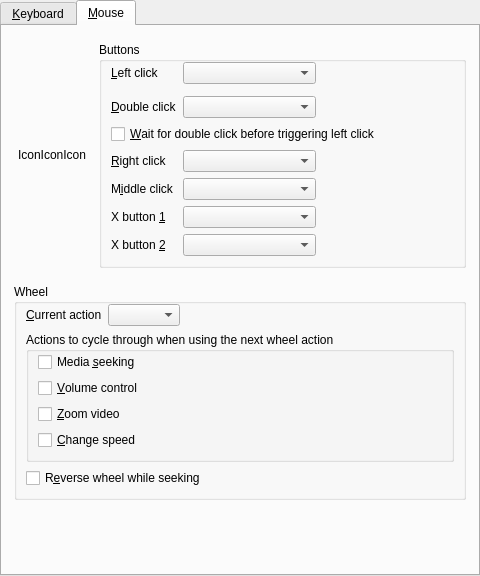
First picture: the form in src/gui/pref/input.ui, repository wilbert2000/wzplayer, before the edit.
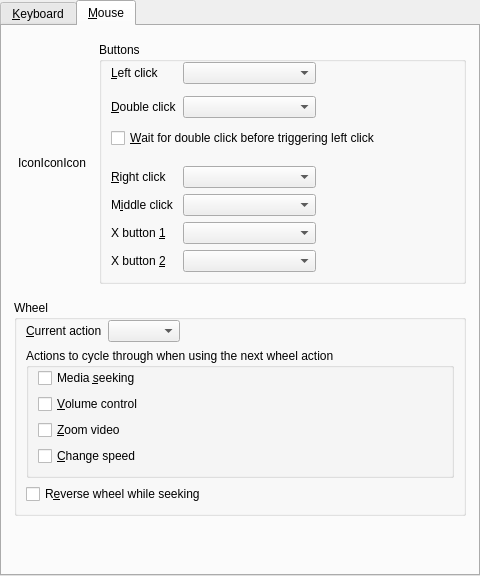
Second picture: the form after the edit. The open tabs and pages were chosen to show the change. Custom widgets are drawn as their Qt base class.

Commit message: Layout mouse tab

```diff
--- a/src/gui/pref/input.ui
+++ b/src/gui/pref/input.ui
@@ -159,7 +159,7 @@
             <property name="topMargin">
              <number>0</number>
             </property>
-            <item row="7" column="2">
+            <item row="8" column="2">
              <widget class="QComboBox" name="xbutton1_click_combo"/>
             </item>
             <item row="0" column="1">
@@ -175,7 +175,7 @@
               </property>
              </widget>
             </item>
-            <item row="5" column="2">
+            <item row="6" column="2">
              <widget class="Gui::Pref::TComboBox" name="right_click_combo">
               <property name="sizePolicy">
                <sizepolicy hsizetype="Expanding" vsizetype="Fixed">
@@ -185,7 +185,7 @@
               </property>
              </widget>
             </item>
-            <item row="5" column="1">
+            <item row="6" column="1">
              <widget class="QLabel" name="right_click_label">
               <property name="text">
                <string>&amp;Right click</string>
@@ -198,7 +198,7 @@
               </property>
              </widget>
             </item>
-            <item row="8" column="2">
+            <item row="9" column="2">
              <widget class="QComboBox" name="xbutton2_click_combo"/>
             </item>
             <item row="0" column="2">
@@ -211,7 +211,7 @@
               </property>
              </widget>
             </item>
-            <item row="6" column="1">
+            <item row="7" column="1">
              <widget class="QLabel" name="middle_click_label">
               <property name="text">
                <string>M&amp;iddle click</string>
@@ -221,7 +221,7 @@
               </property>
              </widget>
             </item>
-            <item row="6" column="2">
+            <item row="7" column="2">
              <widget class="QComboBox" name="middle_click_combo"/>
             </item>
             <item row="3" column="2">
@@ -247,7 +247,7 @@
               </property>
              </widget>
             </item>
-            <item row="8" column="1">
+            <item row="9" column="1">
              <widget class="QLabel" name="xbutton2_label">
               <property name="text">
                <string>X button &amp;2</string>
@@ -257,7 +257,7 @@
               </property>
              </widget>
             </item>
-            <item row="7" column="1">
+            <item row="8" column="1">
              <widget class="QLabel" name="xbutton1_label">
               <property name="text">
                <string>X button &amp;1</string>
@@ -281,11 +281,21 @@
              </spacer>
             </item>
             <item row="4" column="1" colspan="3">
+             <layout class="QHBoxLayout" name="horizontalLayout_3">
+              <property name="topMargin">
+               <number>4</number>
+              </property>
+              <property name="bottomMargin">
+               <number>12</number>
+              </property>
+              <item>
              <widget class="QCheckBox" name="wait_for_double_click_check">
               <property name="text">
                <string>&amp;Wait for double click before triggering left click</string>
               </property>
              </widget>
+              </item>
+             </layout>
             </item>
            </layout>
           </widget>
```
Lines whose indentation alone changed are shown as unchanged.
